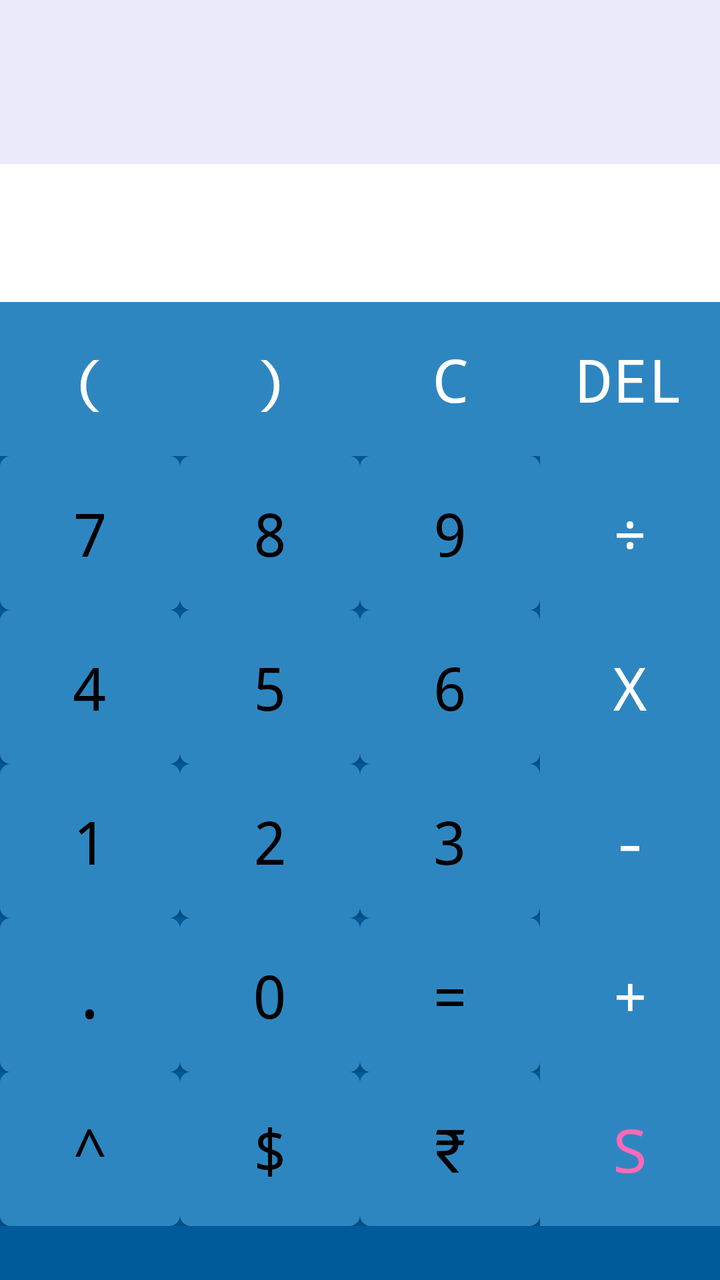
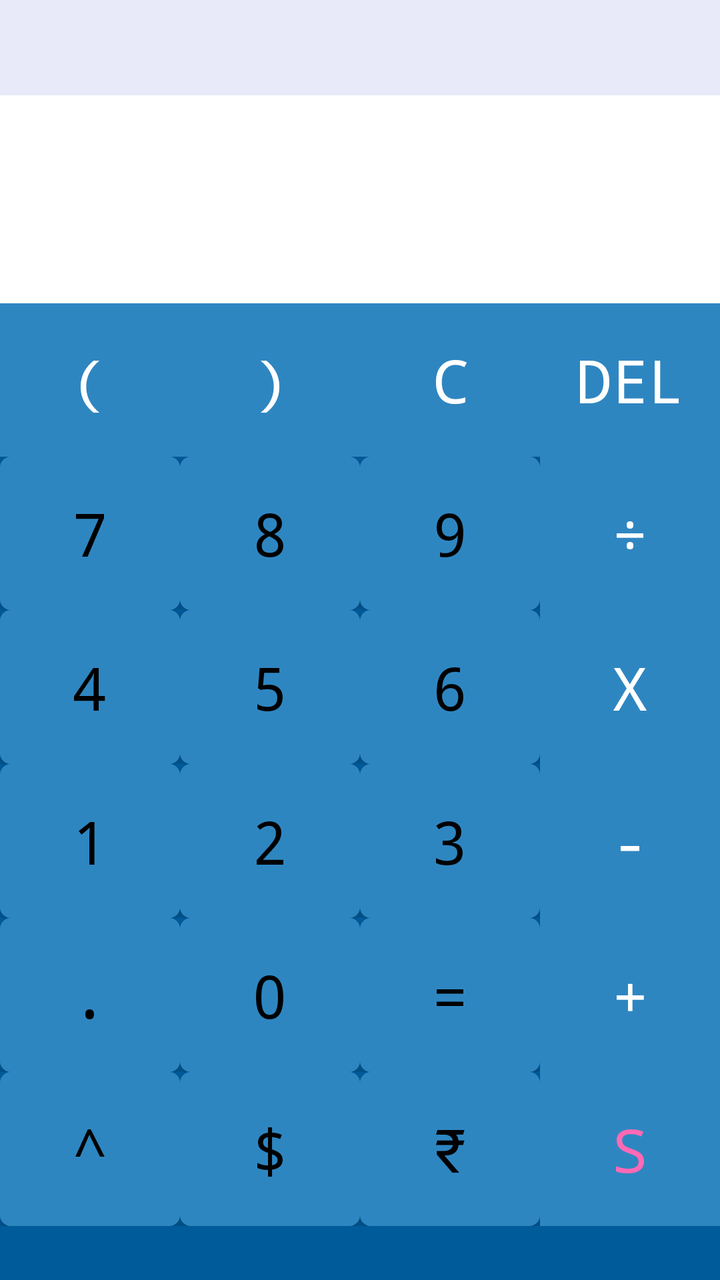

Two renders of the same Android screen: before a commit and after it. Below are the layout's source before the change and the commit's diff.
<!-- AndroidManifest.xml: application theme AppTheme -->
<!-- res/layout/activity_main.xml -->
<TableLayout xmlns:android="http://schemas.android.com/apk/res/android"
    android:id="@+id/rootLayout"
    android:layout_width="fill_parent"
    android:layout_height="fill_parent"
    xmlns:ads="http://schemas.android.com/apk/res-auto"
    android:shrinkColumns="*"
    android:stretchColumns="*"
    android:background="@color/colorPrimaryDark"
    android:fitsSystemWindows="true"
    android:weightSum="160">

    

    
    <TableRow
        android:layout_width="fill_parent"
        android:layout_height="wrap_content"
        android:gravity="center_horizontal"
        android:layout_weight="20"
        >

    <TextView
        android:id="@+id/infoTextView"
        android:layout_width="fill_parent"
        android:layout_height="match_parent"
        android:background="@color/TextViewBg"
        android:layout_span="4"
        android:textColor="#000000"
        android:maxLines="5"
        android:textSize="40sp"
        />
    </TableRow>

    

        <TableRow
            android:layout_width="fill_parent"
            android:layout_height="wrap_content"
            android:gravity="center_horizontal"
            android:layout_weight="20">
    <EditText
        android:id="@+id/edt1"
        android:layout_width="fill_parent"
        android:layout_height="match_parent"
        android:background="@color/EditTextBg"
        android:enabled="false"
        android:focusable="false"
        android:focusableInTouchMode="false"
        android:importantForAutofill="no"
        android:inputType="textNoSuggestions"
        android:gravity="bottom"
        android:layout_span="4"
        android:lines="2"
        android:maxLines="2"
        android:textColor="#000000"
        android:textSize="30sp" />
    </TableRow>



    
    <TableRow
        android:layout_width="fill_parent"
        android:layout_height="wrap_content"
        android:gravity="center_horizontal"
        android:layout_weight="20">



        <Button
            android:id="@+id/buttonLBracket"
            android:layout_width="wrap_content"
            android:layout_height="fill_parent"
            android:text="@string/_buttonLBracket"
            android:textSize="30sp"
            android:background="@color/OperatorsBG"
            android:textColor="@color/OperatorsFG"
            android:layout_span="1"
            android:typeface="monospace"

            />

        <Button
            android:id="@+id/buttonRBracket"
            android:layout_width="wrap_content"
            android:layout_height="fill_parent"
            android:text="@string/_buttonRBracket"
            android:textSize="30sp"
            android:background="@color/OperatorsBG"
            android:textColor="@color/OperatorsFG"
            android:layout_span="1"
            android:typeface="monospace"/>

        <Button
            android:id="@+id/buttonC"
            android:layout_width="wrap_content"
            android:layout_height="fill_parent"
            android:text="@string/_C"
            android:textSize="30sp"
            android:background="@color/OperatorsBG"
            android:textColor="@color/OperatorsFG"
            android:layout_span="1"
            android:typeface="monospace"

            />


        <Button
            android:id="@+id/buttondel"
            android:layout_width="wrap_content"
            android:layout_height="fill_parent"
            android:text="@string/_del"
            android:textSize="30sp"
            android:background="@color/OperatorsBG"
            android:textColor="@color/OperatorsFG"
            android:layout_span="1"
            android:typeface="monospace"
            />

    </TableRow>


    
    <TableRow
        android:layout_width="fill_parent"
        android:layout_height="wrap_content"
        android:gravity="center_horizontal"
        android:layout_weight="20"
        >

        <Button
            android:id="@+id/button7"
            android:layout_width="wrap_content"
            android:layout_height="fill_parent"
            android:text="@string/_7"
            android:textSize="30sp"
            android:background="@drawable/button_s"
            android:textColor="@drawable/button_text_colour"
            android:layout_span="1"
            android:typeface="monospace"

            />

        <Button
            android:id="@+id/button8"
            android:layout_width="wrap_content"
            android:layout_height="fill_parent"
            android:text="@string/_8"
            android:textSize="30sp"
            android:background="@drawable/button_s"
            android:textColor="@drawable/button_text_colour"
            android:layout_span="1"
            android:typeface="monospace"
           />

        <Button
            android:id="@+id/button9"
            android:layout_width="wrap_content"
            android:layout_height="fill_parent"
            android:text="@string/_9"
            android:textSize="30sp"
            android:background="@drawable/button_s"
            android:textColor="@drawable/button_text_colour"
            android:layout_span="1"
            android:typeface="monospace"
            />


        <Button
            android:id="@+id/buttondiv"
            android:layout_width="wrap_content"
            android:layout_height="fill_parent"
            android:text="@string/_div"
            android:textSize="30sp"
            android:background="@color/OperatorsBG"
            android:textColor="@color/OperatorsFG"
            android:layout_span="1"
            android:typeface="monospace"/>


    </TableRow>


    
    <TableRow
        android:layout_width="fill_parent"
        android:layout_height="wrap_content"
        android:gravity="center_horizontal"
        android:layout_weight="20">

        <Button
            android:id="@+id/button4"
            android:layout_width="wrap_content"
            android:layout_height="fill_parent"
            android:text="@string/_4"
            android:textSize="30sp"
            android:background="@drawable/button_s"
            android:textColor="@drawable/button_text_colour"
            android:layout_span="1"
            android:typeface="monospace"
/>

        <Button
            android:id="@+id/button5"
            android:layout_width="wrap_content"
            android:layout_height="fill_parent"
            android:text="@string/_5"
            android:textSize="30sp"
            android:background="@drawable/button_s"
            android:textColor="@drawable/button_text_colour"
            android:layout_span="1"
            android:typeface="monospace"
   />

        <Button
            android:id="@+id/button6"
            android:layout_width="wrap_content"
            android:layout_height="fill_parent"
            android:text="@string/_6"
            android:textSize="30sp"
            android:background="@drawable/button_s"
            android:textColor="@drawable/button_text_colour"
            android:layout_span="1"
            android:typeface="monospace"
/>


        <Button
            android:id="@+id/buttonmul"
            android:layout_width="wrap_content"
            android:layout_height="fill_parent"
            android:text="@string/_mul"
            android:textSize="30sp"
            android:background="@color/OperatorsBG"
            android:textColor="@color/OperatorsFG"
            android:layout_span="1"
            android:typeface="monospace"/>



    </TableRow>


    
    <TableRow
        android:layout_width="fill_parent"
        android:layout_height="wrap_content"
        android:gravity="center_horizontal"
        android:layout_weight="20">


        <Button
            android:id="@+id/button1"
            android:layout_width="wrap_content"
            android:layout_height="fill_parent"
            android:text="@string/_1"
            android:textSize="30sp"
            android:background="@drawable/button_s"
            android:textColor="@drawable/button_text_colour"
            android:layout_span="1"
            android:typeface="monospace"
/>

        <Button
            android:id="@+id/button2"
            android:layout_width="wrap_content"
            android:layout_height="fill_parent"
            android:text="@string/_2"
            android:textSize="30sp"
            android:background="@drawable/button_s"
            android:textColor="@drawable/button_text_colour"
            android:layout_span="1"
            android:typeface="monospace"
/>

        <Button
            android:id="@+id/button3"
            android:layout_width="wrap_content"
            android:layout_height="fill_parent"
            android:text="@string/_3"
            android:textSize="30sp"
            android:background="@drawable/button_s"
            android:textColor="@drawable/button_text_colour"
            android:layout_span="1"
            android:typeface="monospace"
/>

        <Button
            android:id="@+id/buttonsub"
            android:layout_width="wrap_content"
            android:layout_height="fill_parent"
            android:text="@string/_sub"
            android:textSize="30sp"
            android:background="@color/OperatorsBG"
            android:textColor="@color/OperatorsFG"
            android:layout_span="1"
            android:typeface="monospace"
            />


    </TableRow>


    
    <TableRow
        android:layout_width="fill_parent"
        android:layout_height="wrap_content"
        android:gravity="center_horizontal"
        android:layout_weight="20">


        <Button
            android:id="@+id/button10"
            android:layout_width="wrap_content"
            android:layout_height="fill_parent"
            android:text="@string/_dot"
            android:textSize="30sp"
            android:background="@drawable/button_s"
            android:textColor="@drawable/button_text_colour"
            android:layout_span="1"
            android:typeface="monospace"
/>

        <Button
            android:id="@+id/button0"
            android:layout_width="wrap_content"
            android:layout_height="fill_parent"
            android:text="@string/_0"
            android:textSize="30sp"
            android:background="@drawable/button_s"
            android:textColor="@drawable/button_text_colour"
            android:layout_span="1"
            android:typeface="monospace"
/>



        <Button
            android:id="@+id/buttoneql"
            android:layout_width="wrap_content"
            android:layout_height="fill_parent"
            android:text="@string/_equal"
            android:textSize="30sp"
            android:background="@drawable/button_s"
            android:textColor="@drawable/button_text_colour"
            android:layout_span="1"
            android:typeface="monospace"
/>
        <Button
            android:id="@+id/buttonadd"
            android:layout_width="wrap_content"
            android:layout_height="fill_parent"
            android:text="@string/_add"
            android:textSize="30sp"
            android:background="@color/OperatorsBG"
            android:textColor="@color/OperatorsFG"
            android:layout_span="1"
            android:typeface="monospace"/>


    </TableRow>




    
    <TableRow
        android:layout_width="fill_parent"
        android:layout_height="wrap_content"
        android:gravity="center_horizontal"
        android:layout_weight="20">




        <Button
            android:id="@+id/buttonof"
            android:layout_width="wrap_content"
            android:layout_height="fill_parent"
            android:text="@string/_off"
            android:textSize="30sp"
            android:background="@drawable/button_s"
            android:textColor="@drawable/button_text_colour"
            android:layout_span="1"
            android:typeface="monospace"
            />



        <Button
            android:id="@+id/buttoninterad"
            android:layout_width="wrap_content"
            android:layout_height="fill_parent"
            android:text="@string/_Inter"
            android:textSize="30sp"
            android:background="@drawable/button_s"
            android:textColor="@drawable/button_text_colour"
            android:layout_span="1"
            android:typeface="monospace"
            />
        <Button
            android:id="@+id/buttonvedioad"
            android:layout_width="wrap_content"
            android:layout_height="fill_parent"
            android:text="@string/_Vedio"
            android:textSize="30sp"
            android:background="@drawable/button_s"
            android:textColor="@drawable/button_text_colour"
            android:layout_span="1"
            android:typeface="monospace"/>

        <Button
            android:id="@+id/buttonskin"
            android:layout_width="wrap_content"
            android:layout_height="fill_parent"
            android:text="@string/_Skins"
            android:textSize="30sp"
            android:background="@color/OperatorsBG"
            android:textColor="@color/pink"
            android:layout_span="1"
            android:typeface="monospace"
            />


    </TableRow>

    
    <TableRow
        android:layout_width="fill_parent"
        android:layout_height="wrap_content"
        android:gravity="center_horizontal"
        android:layout_weight="20">

        <TextView
            android:id="@+id/textViewLink"
            android:layout_width="match_parent"
            android:layout_height="wrap_content"
            android:layout_span="4"
            android:background="@color/colorPrimaryDark"
            android:textSize="20sp"
            android:textColor="@color/LinkColour"
            android:gravity="center_horizontal"/>

    </TableRow>
    


</TableLayout>
<!-- resources referenced by this layout -->
<resources>
  <color name="EditTextBg">#FFFFFF</color>
  <color name="LinkColour">#000000</color>
  <color name="OperatorsBG"> #2e86c1 </color>
  <color name="OperatorsFG">#FFFFFF</color>
  <color name="TextViewBg">#E8EAFA</color>
  <color name="colorPrimaryDark">#005B9A</color>
  <color name="pink">#FF69B4</color>
  <!-- drawable button_s (drawable) -->
  <?xml version="1.0" encoding="utf-8"?>
  <shape xmlns:android="http://schemas.android.com/apk/res/android"
      android:shape="rectangle">
  
      <gradient
          android:startColor="@color/ButtonColor"
          android:centerColor="@color/ButtonColor"
          android:endColor="@color/ButtonColor"
          android:angle="270" />
      <corners android:radius="5dp" />
      <stroke android:width="2px" android:color="@color/ButtonColor" />
  </shape>
  <!-- drawable button_text_colour (drawable) -->
  <selector xmlns:android="http://schemas.android.com/apk/res/android">
  
      
      <item android:state_focused="true"
          android:state_pressed="false"
          android:color="#000000" />
  
      
      <item android:state_focused="true"
          android:state_pressed="true"
          android:color="#000000" />
  
      
      <item android:state_focused="false"
          android:state_pressed="true"
          android:color="#000000" />
  
      
      <item android:color="#000000" />
  
  </selector>
  <string name="_0">0</string>
  <string name="_1">1</string>
  <string name="_2">2</string>
  <string name="_3">3</string>
  <string name="_4">4</string>
  <string name="_5">5</string>
  <string name="_6">6</string>
  <string name="_7">7</string>
  <string name="_8">8</string>
  <string name="_9">9</string>
  <string name="_C">C</string>
  <string name="_Inter">$</string>
  <string name="_Skins">S</string>
  <string name="_Vedio">\u20B9</string>
  <string name="_add">+</string>
  <string name="_buttonLBracket">(</string>
  <string name="_buttonRBracket">)</string>
  <string name="_del">\Del</string>
  <string name="_div">\u00F7</string>
  <string name="_dot">.</string>
  <string name="_equal">=</string>
  <string name="_mul">x</string>
  <string name="_off">^</string>
  <string name="_sub">-</string>
  <style name="AppTheme" parent="Theme.AppCompat.Light.DarkActionBar">
          
          <item name="colorPrimary">@color/colorPrimary</item>
          <item name="colorPrimaryDark">@color/colorPrimaryDark</item>
          <item name="colorAccent">@color/colorAccent</item>
      </style>
  <color name="ButtonColor">#2e86c1</color>
  <color name="colorPrimary">#005B9A</color>
  <color name="colorAccent">#000000</color>
</resources>

<!-- the commit's change to res/layout/activity_main.xml (unified diff, before → after) -->
@@ -1,8 +1,13 @@
-<TableLayout xmlns:android="http://schemas.android.com/apk/res/android"
+<LinearLayout xmlns:android="http://schemas.android.com/apk/res/android"
+    android:layout_width="match_parent"
+    android:layout_height="match_parent"
+    android:orientation="vertical">
+
+<TableLayout
     android:id="@+id/rootLayout"
-    android:layout_width="fill_parent"
-    android:layout_height="fill_parent"
-    xmlns:ads="http://schemas.android.com/apk/res-auto"
+    android:layout_width="match_parent"
+    android:layout_height="0dp"
+    android:layout_weight="1"
     android:shrinkColumns="*"
     android:stretchColumns="*"
     android:background="@color/colorPrimaryDark"
@@ -13,7 +18,7 @@
 
     
     <TableRow
-        android:layout_width="fill_parent"
+        android:layout_width="match_parent"
         android:layout_height="wrap_content"
         android:gravity="center_horizontal"
         android:layout_weight="20"
@@ -21,33 +26,31 @@
 
     <TextView
         android:id="@+id/infoTextView"
-        android:layout_width="fill_parent"
+        android:layout_width="match_parent"
         android:layout_height="match_parent"
         android:background="@color/TextViewBg"
         android:layout_span="4"
         android:textColor="#000000"
         android:maxLines="5"
-        android:textSize="40sp"
+        android:autoSizeTextType="uniform"
+        android:autoSizeMinTextSize="8sp"
+        android:autoSizeMaxTextSize="40sp"
+        android:autoSizeStepGranularity="1sp"
         />
     </TableRow>
 
     
 
         <TableRow
-            android:layout_width="fill_parent"
+            android:layout_width="match_parent"
             android:layout_height="wrap_content"
             android:gravity="center_horizontal"
             android:layout_weight="20">
-    <EditText
+    <TextView
         android:id="@+id/edt1"
-        android:layout_width="fill_parent"
+        android:layout_width="match_parent"
         android:layout_height="match_parent"
         android:background="@color/EditTextBg"
-        android:enabled="false"
-        android:focusable="false"
-        android:focusableInTouchMode="false"
-        android:importantForAutofill="no"
-        android:inputType="textNoSuggestions"
         android:gravity="bottom"
         android:layout_span="4"
         android:lines="2"
@@ -60,7 +63,7 @@
 
     
     <TableRow
-        android:layout_width="fill_parent"
+        android:layout_width="match_parent"
         android:layout_height="wrap_content"
         android:gravity="center_horizontal"
         android:layout_weight="20">
@@ -70,7 +73,7 @@
         <Button
             android:id="@+id/buttonLBracket"
             android:layout_width="wrap_content"
-            android:layout_height="fill_parent"
+            android:layout_height="match_parent"
             android:text="@string/_buttonLBracket"
             android:textSize="30sp"
             android:background="@color/OperatorsBG"
@@ -83,7 +86,7 @@
         <Button
             android:id="@+id/buttonRBracket"
             android:layout_width="wrap_content"
-            android:layout_height="fill_parent"
+            android:layout_height="match_parent"
             android:text="@string/_buttonRBracket"
             android:textSize="30sp"
             android:background="@color/OperatorsBG"
@@ -94,7 +97,7 @@
         <Button
             android:id="@+id/buttonC"
             android:layout_width="wrap_content"
-            android:layout_height="fill_parent"
+            android:layout_height="match_parent"
             android:text="@string/_C"
             android:textSize="30sp"
             android:background="@color/OperatorsBG"
@@ -108,7 +111,7 @@
         <Button
             android:id="@+id/buttondel"
             android:layout_width="wrap_content"
-            android:layout_height="fill_parent"
+            android:layout_height="match_parent"
             android:text="@string/_del"
             android:textSize="30sp"
             android:background="@color/OperatorsBG"
@@ -122,7 +125,7 @@
 
     
     <TableRow
-        android:layout_width="fill_parent"
+        android:layout_width="match_parent"
         android:layout_height="wrap_content"
         android:gravity="center_horizontal"
         android:layout_weight="20"
@@ -131,7 +134,7 @@
         <Button
             android:id="@+id/button7"
             android:layout_width="wrap_content"
-            android:layout_height="fill_parent"
+            android:layout_height="match_parent"
             android:text="@string/_7"
             android:textSize="30sp"
             android:background="@drawable/button_s"
@@ -144,7 +147,7 @@
         <Button
             android:id="@+id/button8"
             android:layout_width="wrap_content"
-            android:layout_height="fill_parent"
+            android:layout_height="match_parent"
             android:text="@string/_8"
             android:textSize="30sp"
             android:background="@drawable/button_s"
@@ -156,7 +159,7 @@
         <Button
             android:id="@+id/button9"
             android:layout_width="wrap_content"
-            android:layout_height="fill_parent"
+            android:layout_height="match_parent"
             android:text="@string/_9"
             android:textSize="30sp"
             android:background="@drawable/button_s"
@@ -169,7 +172,7 @@
         <Button
             android:id="@+id/buttondiv"
             android:layout_width="wrap_content"
-            android:layout_height="fill_parent"
+            android:layout_height="match_parent"
             android:text="@string/_div"
             android:textSize="30sp"
             android:background="@color/OperatorsBG"
@@ -183,7 +186,7 @@
 
     
     <TableRow
-        android:layout_width="fill_parent"
+        android:layout_width="match_parent"
         android:layout_height="wrap_content"
         android:gravity="center_horizontal"
         android:layout_weight="20">
@@ -191,7 +194,7 @@
         <Button
             android:id="@+id/button4"
             android:layout_width="wrap_content"
-            android:layout_height="fill_parent"
+            android:layout_height="match_parent"
             android:text="@string/_4"
             android:textSize="30sp"
             android:background="@drawable/button_s"
@@ -203,7 +206,7 @@
         <Button
             android:id="@+id/button5"
             android:layout_width="wrap_content"
-            android:layout_height="fill_parent"
+            android:layout_height="match_parent"
             android:text="@string/_5"
             android:textSize="30sp"
             android:background="@drawable/button_s"
@@ -215,7 +218,7 @@
         <Button
             android:id="@+id/button6"
             android:layout_width="wrap_content"
-            android:layout_height="fill_parent"
+            android:layout_height="match_parent"
             android:text="@string/_6"
             android:textSize="30sp"
             android:background="@drawable/button_s"
@@ -228,7 +231,7 @@
         <Button
             android:id="@+id/buttonmul"
             android:layout_width="wrap_content"
-            android:layout_height="fill_parent"
+            android:layout_height="match_parent"
             android:text="@string/_mul"
             android:textSize="30sp"
             android:background="@color/OperatorsBG"
@@ -243,7 +246,7 @@
 
     
     <TableRow
-        android:layout_width="fill_parent"
+        android:layout_width="match_parent"
         android:layout_height="wrap_content"
         android:gravity="center_horizontal"
         android:layout_weight="20">
@@ -252,7 +255,7 @@
         <Button
             android:id="@+id/button1"
             android:layout_width="wrap_content"
-            android:layout_height="fill_parent"
+            android:layout_height="match_parent"
             android:text="@string/_1"
             android:textSize="30sp"
             android:background="@drawable/button_s"
@@ -264,7 +267,7 @@
         <Button
             android:id="@+id/button2"
             android:layout_width="wrap_content"
-            android:layout_height="fill_parent"
+            android:layout_height="match_parent"
             android:text="@string/_2"
             android:textSize="30sp"
             android:background="@drawable/button_s"
@@ -276,7 +279,7 @@
         <Button
             android:id="@+id/button3"
             android:layout_width="wrap_content"
-            android:layout_height="fill_parent"
+            android:layout_height="match_parent"
             android:text="@string/_3"
             android:textSize="30sp"
             android:background="@drawable/button_s"
@@ -288,7 +291,7 @@
         <Button
             android:id="@+id/buttonsub"
             android:layout_width="wrap_content"
-            android:layout_height="fill_parent"
+            android:layout_height="match_parent"
             android:text="@string/_sub"
             android:textSize="30sp"
             android:background="@color/OperatorsBG"
@@ -303,7 +306,7 @@
 
     
     <TableRow
-        android:layout_width="fill_parent"
+        android:layout_width="match_parent"
         android:layout_height="wrap_content"
         android:gravity="center_horizontal"
         android:layout_weight="20">
@@ -312,7 +315,7 @@
         <Button
             android:id="@+id/button10"
             android:layout_width="wrap_content"
-            android:layout_height="fill_parent"
+            android:layout_height="match_parent"
             android:text="@string/_dot"
             android:textSize="30sp"
             android:background="@drawable/button_s"
@@ -324,7 +327,7 @@
         <Button
             android:id="@+id/button0"
             android:layout_width="wrap_content"
-            android:layout_height="fill_parent"
+            android:layout_height="match_parent"
             android:text="@string/_0"
             android:textSize="30sp"
             android:background="@drawable/button_s"
@@ -338,7 +341,7 @@
         <Button
             android:id="@+id/buttoneql"
             android:layout_width="wrap_content"
-            android:layout_height="fill_parent"
+            android:layout_height="match_parent"
             android:text="@string/_equal"
             android:textSize="30sp"
             android:background="@drawable/button_s"
@@ -349,7 +352,7 @@
         <Button
             android:id="@+id/buttonadd"
             android:layout_width="wrap_content"
-            android:layout_height="fill_parent"
+            android:layout_height="match_parent"
             android:text="@string/_add"
             android:textSize="30sp"
             android:background="@color/OperatorsBG"
@@ -365,7 +368,7 @@
 
     
     <TableRow
-        android:layout_width="fill_parent"
+        android:layout_width="match_parent"
         android:layout_height="wrap_content"
         android:gravity="center_horizontal"
         android:layout_weight="20">
@@ -376,7 +379,7 @@
         <Button
             android:id="@+id/buttonof"
             android:layout_width="wrap_content"
-            android:layout_height="fill_parent"
+            android:layout_height="match_parent"
             android:text="@string/_off"
             android:textSize="30sp"
             android:background="@drawable/button_s"
@@ -390,7 +393,7 @@
         <Button
             android:id="@+id/buttoninterad"
             android:layout_width="wrap_content"
-            android:layout_height="fill_parent"
+            android:layout_height="match_parent"
             android:text="@string/_Inter"
             android:textSize="30sp"
             android:background="@drawable/button_s"
@@ -401,7 +404,7 @@
         <Button
             android:id="@+id/buttonvedioad"
             android:layout_width="wrap_content"
-            android:layout_height="fill_parent"
+            android:layout_height="match_parent"
             android:text="@string/_Vedio"
             android:textSize="30sp"
             android:background="@drawable/button_s"
@@ -412,7 +415,7 @@
         <Button
             android:id="@+id/buttonskin"
             android:layout_width="wrap_content"
-            android:layout_height="fill_parent"
+            android:layout_height="match_parent"
             android:text="@string/_Skins"
             android:textSize="30sp"
             android:background="@color/OperatorsBG"
@@ -426,7 +429,21 @@
 
     
     <TableRow
-        android:layout_width="fill_parent"
+        android:layout_width="match_parent"
+        android:layout_height="wrap_content"
+        android:gravity="center_horizontal">
+
+        <FrameLayout
+            android:id="@+id/bannerAdContainer"
+            android:layout_width="match_parent"
+            android:layout_height="wrap_content"
+            android:layout_span="4" />
+
+    </TableRow>
+
+    
+    <TableRow
+        android:layout_width="match_parent"
         android:layout_height="wrap_content"
         android:gravity="center_horizontal"
         android:layout_weight="20">
@@ -442,7 +459,7 @@
             android:gravity="center_horizontal"/>
 
     </TableRow>
-    
-
 
 </TableLayout>
+
+</LinearLayout>
